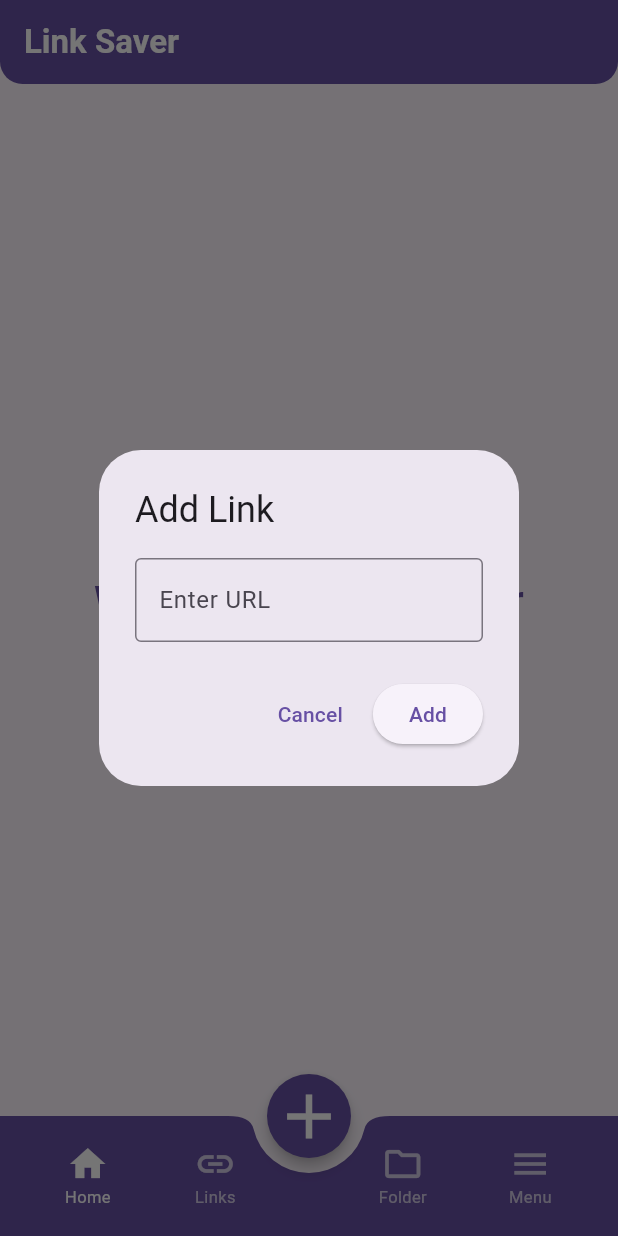
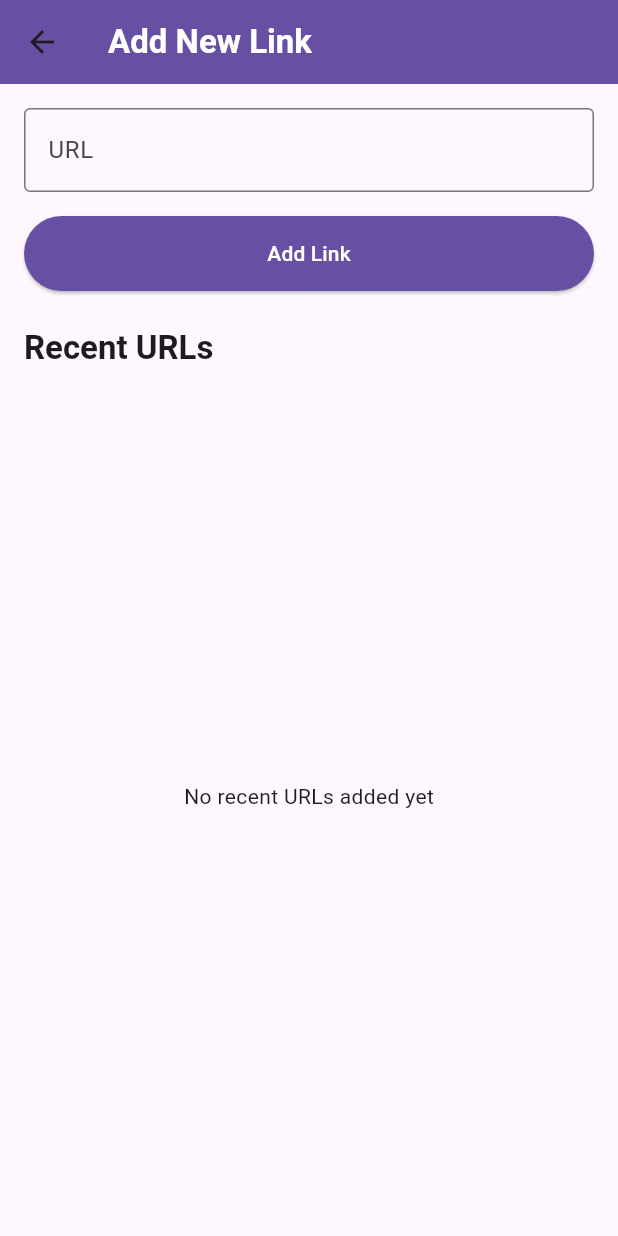
Before and after one commit to DevSon1024/LinkNest, a Flutter app: the screen it shows after launch, after a tap on the "add" icon, on a phone screen of 412 x 824 dp. Run offline on Flutter 3.47's test engine with Material 3 defaults, Android fonts, the phone set to English and light mode, and no system bars; our stand-ins replace file_picker, permission_handler, share_plus, shared_preferences, sqflite; missing offline and left inert: metadata_fetch, receive_sharing_intent; accounts and stored records are empty; statements that could not run were skipped.

```diff
--- a/lib/main.dart
+++ b/lib/main.dart
@@ -1,6 +1,8 @@
 import 'package:flutter/material.dart';
 import 'screens/home_screen.dart';
 import 'screens/links_page.dart';
+import 'screens/input_page.dart';
+import 'screens/menu_page.dart'; // Added import
 import 'services/share_service.dart';
 import 'dart:async';
 
@@ -52,10 +54,15 @@ class _MainScreenState extends State<MainScreen> {
   }
 
   void _setupSharingIntent() {
-    _sharingIntentSubscription = ShareService.sharedLinkStream.listen((sharedText) {
+    _sharingIntentSubscription = ShareService.sharedLinkStream.listen((sharedText) async {
       final url = ShareService.extractUrlFromText(sharedText);
       if (url != null) {
-        _homeScreenKey.currentState?.addLinkFromUrl(url);
+        await _homeScreenKey.currentState?.addLinkFromUrl(url);
+        setState(() {
+          _selectedIndex = 1;
+          _pageController.jumpToPage(1);
+        });
+        _linksPageKey.currentState?.loadLinks();
       } else {
         ScaffoldMessenger.of(context).showSnackBar(
           SnackBar(content: Text('No valid URL found in shared content')),
@@ -112,7 +119,7 @@ class _MainScreenState extends State<MainScreen> {
             onRefresh: () => _linksPageKey.currentState?.loadLinks(),
           ),
           Container(), // Placeholder for Folder page
-          Container(), // Placeholder for Settings page
+          const MenuPage(), // Replaced placeholder with MenuPage
         ],
       ),
       bottomNavigationBar: BottomAppBar(
@@ -138,7 +145,14 @@ class _MainScreenState extends State<MainScreen> {
       floatingActionButton: FloatingActionButton(
         backgroundColor: Theme.of(context).primaryColor,
         onPressed: () {
-          _homeScreenKey.currentState?.showAddLinkDialog(context);
+          Navigator.push(
+            context,
+            MaterialPageRoute(
+              builder: (context) => InputPage(
+                onLinkAdded: () => _linksPageKey.currentState?.loadLinks(),
+              ),
+            ),
+          );
         },
         shape: const CircleBorder(),
         elevation: 4,
--- a/lib/screens/home_screen.dart
+++ b/lib/screens/home_screen.dart
@@ -13,52 +13,10 @@ class HomeScreen extends StatefulWidget {
 
 class HomeScreenState extends State<HomeScreen> {
   final DatabaseHelper _dbHelper = DatabaseHelper();
-  final TextEditingController _urlController = TextEditingController();
-
-  @override
-  void dispose() {
-    _urlController.dispose();
-    super.dispose();
-  }
-
-  // In home_screen.dart, ensure the method is accessible from outside:
-
-  void showAddLinkDialog(BuildContext context) {
-    _urlController.clear();
-    showDialog(
-      context: context,
-      builder: (context) => AlertDialog(
-        title: Text('Add Link'),
-        content: TextField(
-          controller: _urlController,
-          decoration: InputDecoration(
-            hintText: 'Enter URL',
-            border: OutlineInputBorder(),
-          ),
-          keyboardType: TextInputType.url,
-        ),
-        actions: [
-          TextButton(
-            onPressed: () => Navigator.pop(context),
-            child: Text('Cancel'),
-          ),
-          ElevatedButton(
-            onPressed: () {
-              Navigator.pop(context);
-              if (_urlController.text.isNotEmpty) {
-                addLinkFromUrl(_urlController.text);
-              }
-            },
-            child: Text('Add'),
-          ),
-        ],
-      ),
-    );
-  }
 
   Future<void> addLinkFromUrl(String url) async {
     if (await _dbHelper.linkExists(url)) {
-      _showSnackBar('Link already exists');
+      if (mounted) _showSnackBar('Link already exists');
       return;
     }
 
@@ -67,19 +25,21 @@ class HomeScreenState extends State<HomeScreen> {
       if (linkModel != null) {
         await _dbHelper.insertLink(linkModel);
         widget.onLinkAdded?.call();
-        _showSnackBar('Link saved successfully');
+        if (mounted) _showSnackBar('Link saved successfully');
       } else {
-        _showSnackBar('Failed to extract link information');
+        if (mounted) _showSnackBar('Failed to extract link information');
       }
     } catch (e) {
-      _showSnackBar('Error saving link: $e');
+      if (mounted) _showSnackBar('Error saving link: $e');
     }
   }
 
   void _showSnackBar(String message) {
-    ScaffoldMessenger.of(context).showSnackBar(
-      SnackBar(content: Text(message)),
-    );
+    if (mounted) {
+      ScaffoldMessenger.of(context).showSnackBar(
+        SnackBar(content: Text(message)),
+      );
+    }
   }
 
   @override
--- /dev/null
+++ b/lib/screens/input_page.dart
@@ -0,0 +1,159 @@
+import 'package:flutter/material.dart';
+import '../services/database_helper.dart';
+import '../services/metadata_service.dart';
+import 'package:flutter/services.dart';
+
+class InputPage extends StatefulWidget {
+  final VoidCallback? onLinkAdded;
+
+  const InputPage({super.key, this.onLinkAdded});
+
+  @override
+  InputPageState createState() => InputPageState();
+}
+
+class InputPageState extends State<InputPage> {
+  final DatabaseHelper _dbHelper = DatabaseHelper();
+  final TextEditingController _urlController = TextEditingController();
+  List<String> _recentUrls = [];
+
+  @override
+  void initState() {
+    super.initState();
+    _loadRecentUrls();
+  }
+
+  @override
+  void dispose() {
+    _urlController.dispose();
+    super.dispose();
+  }
+
+  Future<void> _loadRecentUrls() async {
+    try {
+      final links = await _dbHelper.getAllLinks();
+      setState(() {
+        _recentUrls = links.map((link) => link.url).take(10).toList();
+      });
+    } catch (e) {
+      _showSnackBar('Error loading recent URLs: $e');
+    }
+  }
+
+  Future<void> _addLink() async {
+    final url = _urlController.text.trim();
+    if (url.isEmpty) {
+      _showSnackBar('Please enter a URL');
+      return;
+    }
+
+    if (await _dbHelper.linkExists(url)) {
+      _showSnackBar('Link already exists');
+      return;
+    }
+
+    try {
+      final linkModel = await MetadataService.extractMetadata(url);
+      if (linkModel != null) {
+        await _dbHelper.insertLink(linkModel);
+        widget.onLinkAdded?.call();
+        _urlController.clear();
+        await _loadRecentUrls();
+        _showSnackBar('Link saved successfully');
+      } else {
+        _showSnackBar('Failed to extract link information');
+      }
+    } catch (e) {
+      _showSnackBar('Error saving link: $e');
+    }
+  }
+
+  void _showSnackBar(String message) {
+    ScaffoldMessenger.of(context).showSnackBar(
+      SnackBar(content: Text(message)),
+    );
+  }
+
+  void _copyUrl(String url) {
+    Clipboard.setData(ClipboardData(text: url));
+    _showSnackBar('URL copied to clipboard');
+  }
+
+  @override
+  Widget build(BuildContext context) {
+    return Scaffold(
+      appBar: AppBar(
+        title: const Text(
+            'Add New Link',
+          style: TextStyle(
+            color: Colors.white,
+            fontWeight: FontWeight.bold,
+          ),
+        ),
+        backgroundColor: Theme.of(context).primaryColor,
+      ),
+      body: Padding(
+        padding: const EdgeInsets.all(16.0),
+        child: Column(
+          crossAxisAlignment: CrossAxisAlignment.start,
+          children: [
+            TextField(
+              controller: _urlController,
+              decoration: InputDecoration(
+                hintText: 'Enter URL (e.g., https://example.com)',
+                border: OutlineInputBorder(),
+                labelText: 'URL',
+              ),
+              keyboardType: TextInputType.url,
+              onSubmitted: (_) => _addLink(),
+            ),
+            const SizedBox(height: 16),
+            ElevatedButton(
+              onPressed: _addLink,
+              child: const Text('Add Link'),
+              style: ElevatedButton.styleFrom(
+                minimumSize: const Size(double.infinity, 50),
+                backgroundColor: Theme.of(context).primaryColor,
+                foregroundColor: Colors.white,
+              ),
+            ),
+            const SizedBox(height: 24),
+            Text(
+              'Recent URLs',
+              style: Theme.of(context).textTheme.titleLarge?.copyWith(
+                fontWeight: FontWeight.bold,
+              ),
+            ),
+            const SizedBox(height: 8),
+            Expanded(
+              child: _recentUrls.isEmpty
+                  ? const Center(child: Text('No recent URLs added yet'))
+                  : ListView.builder(
+                itemCount: _recentUrls.length,
+                itemBuilder: (context, index) {
+                  final url = _recentUrls[index];
+                  return ListTile(
+                    title: Text(
+                      url,
+                      style: const TextStyle(
+                        color: Colors.blue,
+                        decoration: TextDecoration.underline,
+                      ),
+                      maxLines: 1,
+                      overflow: TextOverflow.ellipsis,
+                    ),
+                    onTap: () => _copyUrl(url),
+                    trailing: IconButton(
+                      icon: const Icon(Icons.copy, size: 20),
+                      onPressed: () => _copyUrl(url),
+                    ),
+                  );
+                },
+              ),
+            ),
+          ],
+        ),
+      ),
+    );
+  }
+}
--- /dev/null
+++ b/lib/screens/menu_page.dart
@@ -0,0 +1,38 @@
+import 'package:flutter/material.dart';
+import 'storage_setting.dart';
+
+class MenuPage extends StatelessWidget {
+  const MenuPage({super.key});
+
+  @override
+  Widget build(BuildContext context) {
+    return Scaffold(
+      appBar: AppBar(
+        title: const Text(
+          'Menu',
+          style: TextStyle(
+            color: Colors.white,
+            fontWeight: FontWeight.bold,
+          ),
+        ),
+        backgroundColor: Theme.of(context).primaryColor,
+      ),
+      body: ListView(
+        padding: const EdgeInsets.all(16.0),
+        children: [
+          ListTile(
+            leading: const Icon(Icons.settings),
+            title: const Text('Storage Settings'),
+            onTap: () {
+              Navigator.push(
+                context,
+                MaterialPageRoute(builder: (context) => const StorageSetting()),
+              );
+            },
+          ),
+          // Add more menu items here if needed
+        ],
+      ),
+    );
+  }
+}
```
Also changed, not shown: lib/screens/links_page.dart (+88 -59 lines), lib/screens/permission_page.dart (added, +81 -0 lines), lib/screens/storage_setting.dart (added, +178 -0 lines), lib/services/metadata_service.dart (+34 -5 lines), pubspec.yaml (+22 -0 lines), pubspec.lock, 21 other files.
